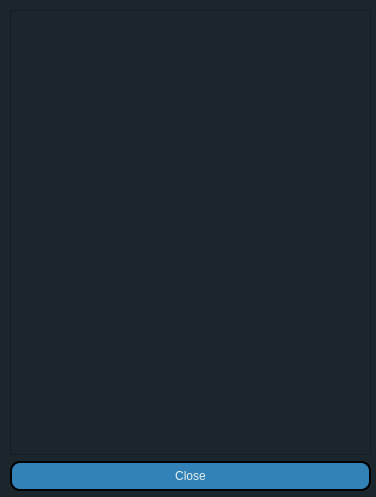
This is UI/UI_Files/languages.ui in JorgeRamirez7/aYo as Qt 5 draws it before an edit. The edited form follows.
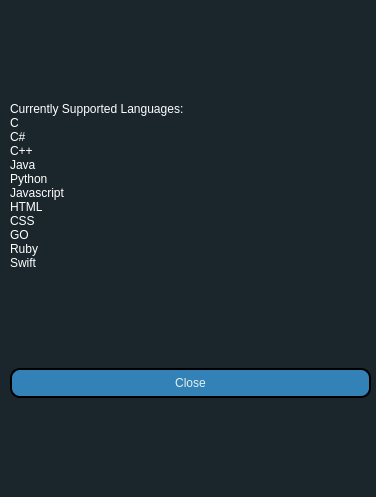
This is the edited form.

Commit message: Tweaked UI to remove settings window, added login authentication

Patch:
```diff
--- a/UI/UI_Files/languages.ui
+++ b/UI/UI_Files/languages.ui
@@ -68,7 +68,32 @@
    </property>
    <layout class="QVBoxLayout" name="verticalLayout">
     <item>
-     <widget class="QTableView" name="languagesTbl"/>
+     <widget class="QLabel" name="languagesLbl">
+      <property name="sizePolicy">
+       <sizepolicy hsizetype="Fixed" vsizetype="Fixed">
+        <horstretch>0</horstretch>
+        <verstretch>0</verstretch>
+       </sizepolicy>
+      </property>
+      <property name="styleSheet">
+       <string notr="true">color: white
+</string>
+      </property>
+      <property name="text">
+       <string>Currently Supported Languages:
+C
+C#
+C++
+Java
+Python
+Javascript
+HTML
+CSS
+GO
+Ruby
+Swift</string>
+      </property>
+     </widget>
     </item>
     <item>
      <widget class="QPushButton" name="closeBtn">
```
The commit also changes 4 other files.
